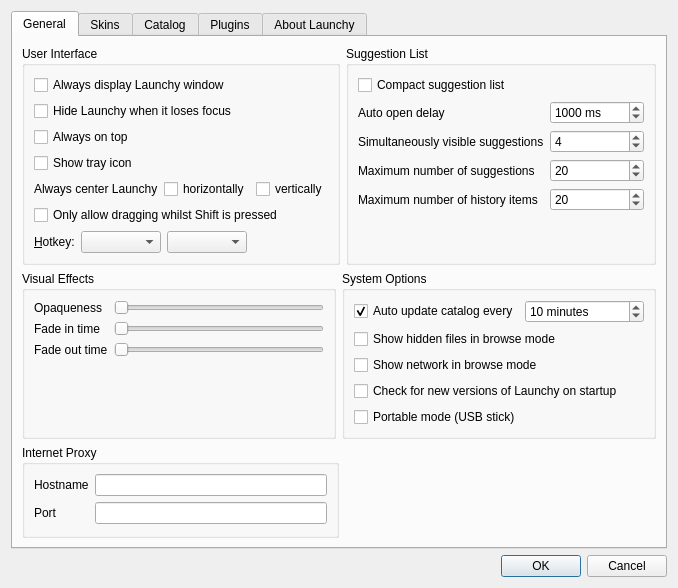
This is src/options.ui in Chronial/launchy as Qt 5 draws it before an edit. The edited form follows.
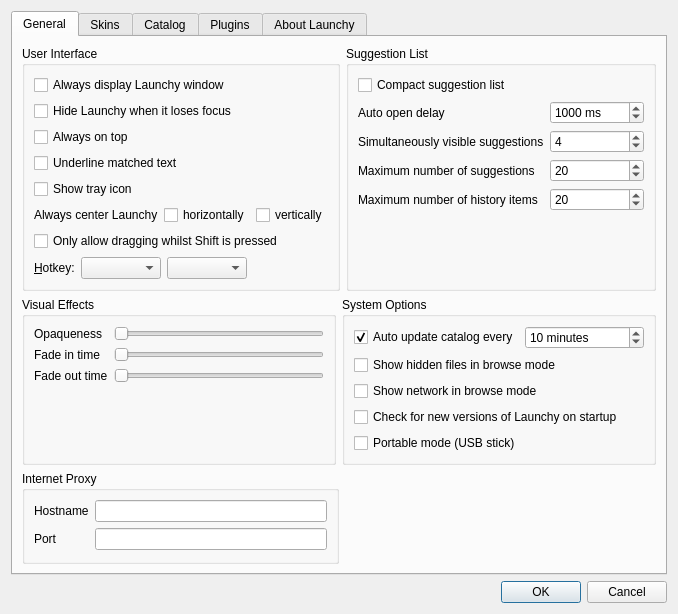
This is the edited form. Icons and pictures are not drawn. Custom widgets are drawn as their Qt base class.

Commit message: Made underlined text optional

```diff
--- a/src/options.ui
+++ b/src/options.ui
@@ -11,7 +11,7 @@
     <x>0</x>
     <y>0</y>
     <width>678</width>
-    <height>535</height>
+    <height>559</height>
    </rect>
   </property>
   <property name="windowTitle">
@@ -27,9 +27,9 @@
       <attribute name="title">
        <string>General</string>
       </attribute>
-      <layout class="QVBoxLayout">
+      <layout class="QVBoxLayout" name="verticalLayout_3">
        <item>
-        <layout class="QHBoxLayout">
+        <layout class="QHBoxLayout" name="horizontalLayout_3">
          <item>
           <layout class="QVBoxLayout">
            <item>
@@ -46,7 +46,7 @@
              <property name="alignment">
               <set>Qt::AlignLeading|Qt::AlignLeft|Qt::AlignTop</set>
              </property>
-             <layout class="QVBoxLayout">
+             <layout class="QVBoxLayout" name="verticalLayout_2">
               <item>
                <widget class="QCheckBox" name="genAlwaysShow">
                 <property name="text">
@@ -71,6 +71,13 @@
                 </property>
                </widget>
               </item>
+              <item>
+               <widget class="QCheckBox" name="genDecorateText">
+                <property name="text">
+                 <string>Underline matched text</string>
+                </property>
+               </widget>
+              </item>
               <item>
                <widget class="QCheckBox" name="genShowTrayIcon">
                 <property name="text">
```
The commit also changes 2 other files.
